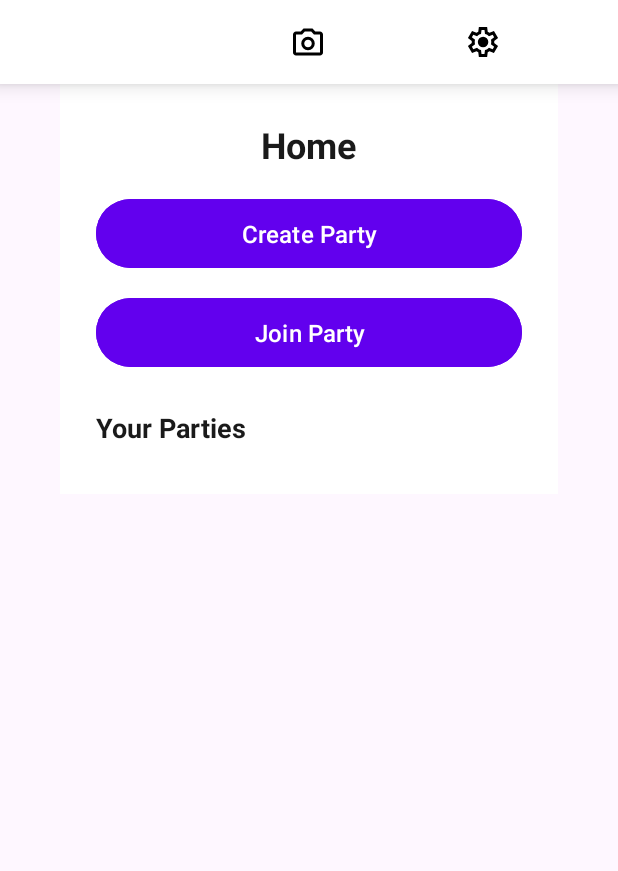
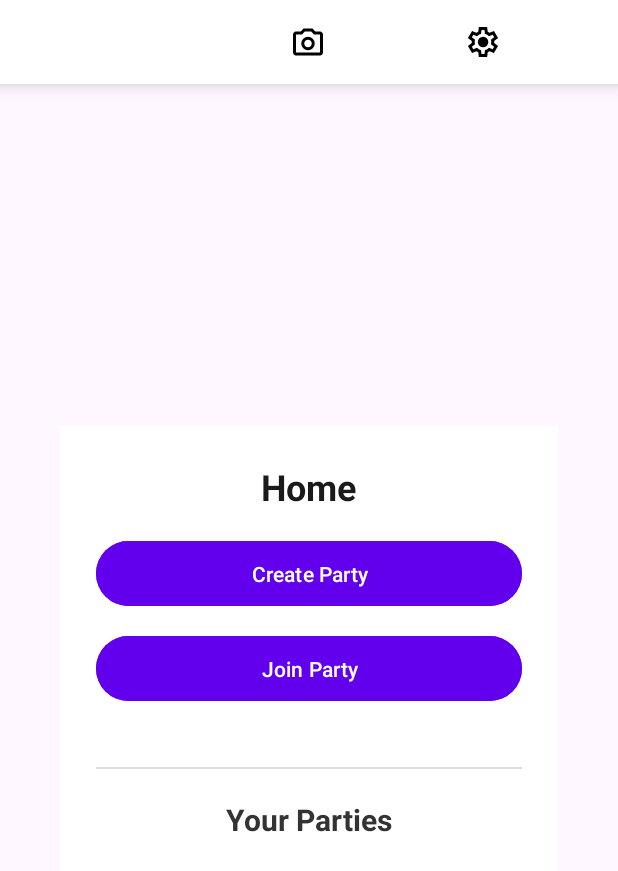
Before and after one commit to puscasp-mcmaster/DieSpy, an Android app: the HomeFragment screen opened through its navigation route, on a phone screen of 412 x 824 dp. Shown: the top 871 px of the screen. Run offline under Robolectric (Android 15) with nearby library versions, the light colour scheme and no system bars; our stand-ins replace Firebase (no records; nobody signed in at launch, a user with empty details on screens opened directly).

Commit message:
updated look and feel of home screen and listed parties

```diff
--- a/app/src/main/java/com/diespy/app/ui/home/HomeFragment.kt
+++ b/app/src/main/java/com/diespy/app/ui/home/HomeFragment.kt
@@ -4,12 +4,11 @@ import android.os.Bundle
 import android.view.LayoutInflater
 import android.view.View
 import android.view.ViewGroup
-import android.widget.TextView
+import android.widget.Toast
 import androidx.fragment.app.Fragment
 import androidx.lifecycle.lifecycleScope
 import androidx.navigation.fragment.findNavController
 import androidx.recyclerview.widget.LinearLayoutManager
-import androidx.recyclerview.widget.RecyclerView
 import com.diespy.app.R
 import com.diespy.app.databinding.FragmentHomeBinding
 import com.diespy.app.managers.firestore.FireStoreManager
@@ -20,8 +19,6 @@ class HomeFragment : Fragment() {
     private var _binding: FragmentHomeBinding? = null
     private val binding get() = _binding!!
     private val fireStoreManager = FireStoreManager()
-    private lateinit var partyAdapter: PartyListAdapter
-    private val partyList = mutableListOf<Pair<String, String>>() // Pair<PartyId, PartyName>
 
     override fun onCreateView(
         inflater: LayoutInflater, container: ViewGroup?, savedInstanceState: Bundle?
@@ -33,65 +30,43 @@ class HomeFragment : Fragment() {
     override fun onViewCreated(view: View, savedInstanceState: Bundle?) {
         super.onViewCreated(view, savedInstanceState)
 
-        partyAdapter = PartyListAdapter(partyList) { partyId ->
-            SharedPrefManager.saveCurrentParty(requireContext(), partyId)
-            findNavController().navigate(R.id.action_home_to_party)
-        }
-
-        binding.partyRecyclerView.layoutManager = LinearLayoutManager(requireContext())
-        binding.partyRecyclerView.adapter = partyAdapter
-
-        loadUserParties()
-
         binding.toCreatePartyScreenButton.setOnClickListener {
             findNavController().navigate(R.id.action_home_to_createParty)
         }
+
         binding.toJoinPartyScreenButton.setOnClickListener {
             findNavController().navigate(R.id.action_home_to_joinParty)
         }
-    }
 
-    private fun loadUserParties() {
-        val userId = SharedPrefManager.getLoggedInUserId(requireContext()) ?: return
+        val userId = SharedPrefManager.getLoggedInUserId(requireContext())
+        if (userId == null) {
+            Toast.makeText(requireContext(), "User not logged in", Toast.LENGTH_SHORT).show()
+            return
+        }
 
         lifecycleScope.launch {
-            val parties = fireStoreManager.getAllPartiesForUser(userId)
-            partyList.clear()
-            partyList.addAll(parties)
-            partyAdapter.notifyDataSetChanged()
+            val partyItems = fireStoreManager.getAllPartiesForUser(userId)
+
+            if (partyItems.isEmpty()) {
+                binding.noPartiesFoundText.visibility = View.VISIBLE
+                binding.partyRecyclerView.visibility = View.GONE
+            } else {
+                binding.noPartiesFoundText.visibility = View.GONE
+                binding.partyRecyclerView.visibility = View.VISIBLE
+
+                val adapter = PartyAdapter(partyItems) { partyId ->
+                    SharedPrefManager.saveCurrentParty(requireContext(), partyId)
+                    findNavController().navigate(R.id.action_home_to_party)
+                }
+                binding.partyRecyclerView.layoutManager = LinearLayoutManager(requireContext())
+                binding.partyRecyclerView.adapter = adapter
+            }
         }
+
     }
 
     override fun onDestroyView() {
         super.onDestroyView()
         _binding = null
     }
-
-    class PartyListAdapter(
-        private val items: List<Pair<String, String>>, // Pair<PartyId, PartyName>
-        private val onItemClick: (String) -> Unit
-    ) : RecyclerView.Adapter<PartyListAdapter.PartyViewHolder>() {
-
-        inner class PartyViewHolder(itemView: View) : RecyclerView.ViewHolder(itemView) {
-            val nameText: TextView = itemView.findViewById(R.id.partyNameText)
-
-            init {
-                itemView.setOnClickListener {
-                    val partyId = items[adapterPosition].first
-                    onItemClick(partyId)
-                }
-            }
-        }
-
-        override fun onCreateViewHolder(parent: ViewGroup, viewType: Int): PartyViewHolder {
-            val view = LayoutInflater.from(parent.context).inflate(R.layout.item_party, parent, false)
-            return PartyViewHolder(view)
-        }
-
-        override fun onBindViewHolder(holder: PartyViewHolder, position: Int) {
-            holder.nameText.text = items[position].second
-        }
-
-        override fun getItemCount() = items.size
-    }
 }
--- a/app/src/main/res/layout/fragment_home.xml
+++ b/app/src/main/res/layout/fragment_home.xml
@@ -2,20 +2,19 @@
 <androidx.constraintlayout.widget.ConstraintLayout
     xmlns:android="http://schemas.android.com/apk/res/android"
     xmlns:app="http://schemas.android.com/apk/res-auto"
-    xmlns:tools="http://schemas.android.com/tools"
     android:layout_width="match_parent"
-    android:layout_height="match_parent"
-    tools:context=".ui.home.HomeFragment">
+    android:layout_height="match_parent">
 
     <LinearLayout
         android:id="@+id/homeContent"
         android:layout_width="0dp"
         android:layout_height="wrap_content"
         android:orientation="vertical"
-        android:gravity="center"
         android:padding="24dp"
         android:background="@android:color/white"
+        android:gravity="center_horizontal"
         app:layout_constraintTop_toTopOf="parent"
+        app:layout_constraintBottom_toBottomOf="parent"
         app:layout_constraintStart_toStartOf="parent"
         app:layout_constraintEnd_toEndOf="parent"
         android:layout_marginHorizontal="40dp">
@@ -27,8 +26,7 @@
             android:text="Home"
             android:textSize="24sp"
             android:textStyle="bold"
-            android:layout_gravity="center"
-            android:layout_marginBottom="16dp"/>
+            android:layout_marginBottom="16dp" />
 
         <Button
             android:id="@+id/toCreatePartyScreenButton"
@@ -38,8 +36,7 @@
             android:backgroundTint="#6200EE"
             android:textColor="#FFFFFF"
             android:padding="12dp"
-            android:textSize="16sp"
-            android:layout_marginBottom="12dp"/>
+            android:layout_marginBottom="12dp" />
 
         <Button
             android:id="@+id/toJoinPartyScreenButton"
@@ -49,24 +46,43 @@
             android:backgroundTint="#6200EE"
             android:textColor="#FFFFFF"
             android:padding="12dp"
-            android:textSize="16sp"
-            android:layout_marginBottom="24dp"/>
+            android:layout_marginBottom="24dp" />
+
+        <View
+            android:layout_width="match_parent"
+            android:layout_height="1dp"
+            android:background="#DDDDDD"
+            android:layout_marginTop="16dp"
+            android:layout_marginBottom="8dp"/>
 
         <TextView
+            android:id="@+id/yourPartiesTitle"
             android:layout_width="wrap_content"
             android:layout_height="wrap_content"
             android:text="Your Parties"
-            android:textSize="18sp"
+            android:textSize="20sp"
             android:textStyle="bold"
-            android:layout_gravity="start"
-            android:layout_marginBottom="8dp"/>
+            android:textColor="#333333"
+            android:layout_marginTop="12dp"
+            android:layout_marginBottom="12dp"
+            android:layout_gravity="center" />
+
+
+        <TextView
+            android:id="@+id/noPartiesFoundText"
+            android:layout_width="wrap_content"
+            android:layout_height="wrap_content"
+            android:text="No parties found."
+            android:visibility="gone"
+            android:textColor="#777777"
+            android:layout_gravity="center"
+            android:layout_marginBottom="8dp" />
 
         <androidx.recyclerview.widget.RecyclerView
             android:id="@+id/partyRecyclerView"
             android:layout_width="match_parent"
-            android:layout_height="0dp"
-            android:layout_weight="1"
-            android:scrollbars="vertical"/>
+            android:layout_height="wrap_content"
+            android:scrollbars="vertical" />
 
     </LinearLayout>
 
```
Also changed, not shown: app/src/main/java/com/diespy/app/managers/firebase/FireStoreManager.kt (+8 -3 lines), app/src/main/java/com/diespy/app/ui/home/PartyAdapter.kt (added, +37 -0 lines), app/src/main/res/layout/item_party.xml (+44 -12 lines).
